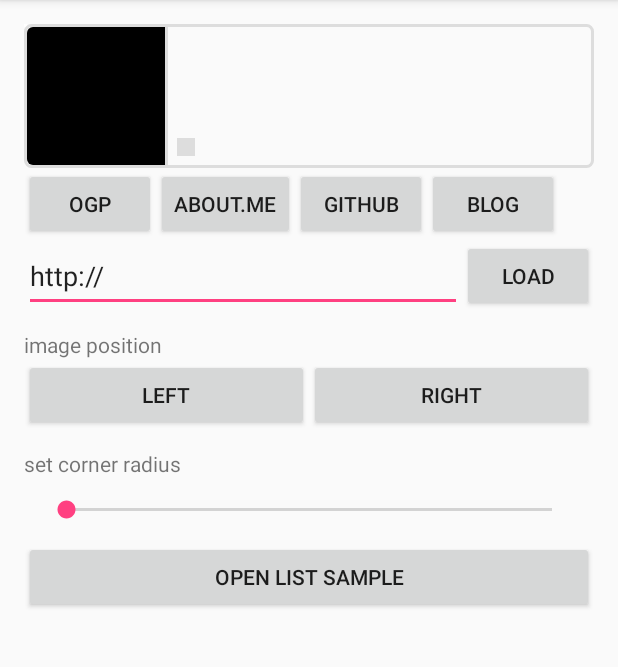
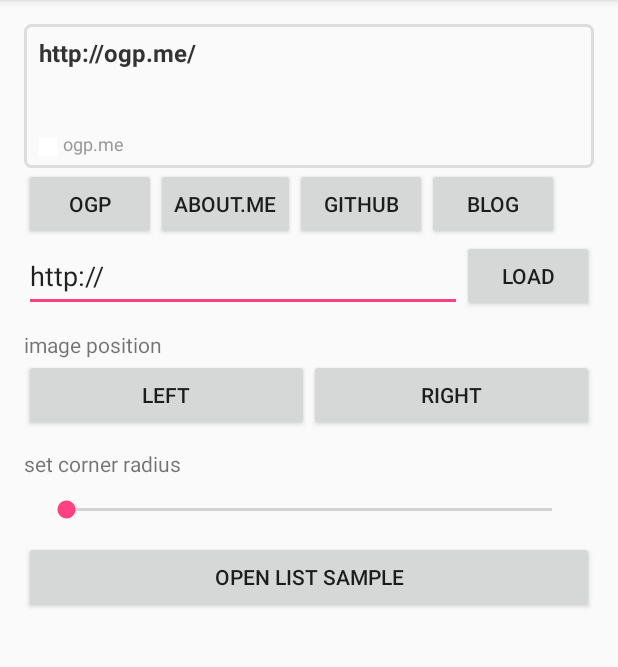
Before and after one commit to kaelaela/OpenGraphView, an Android app: the screen it shows after launch (MainActivity), on a phone screen of 412 x 824 dp, the part 84-751 px from its top. Run offline under Robolectric (Android 15) with nearby library versions, the phone set to English and light mode, and no system bars; network calls fail; pictures from the network do not load.

Commit message:
Fix url check

```diff
--- a/library/src/main/java/me/kaelaela/opengraphview/OpenGraphView.java
+++ b/library/src/main/java/me/kaelaela/opengraphview/OpenGraphView.java
@@ -12,8 +12,11 @@ import android.support.annotation.Nullable;
 import android.support.v4.content.ContextCompat;
 import android.text.TextUtils;
 import android.util.AttributeSet;
+import android.util.Log;
 import android.view.View;
 import android.view.ViewGroup;
+import android.webkit.URLUtil;
+import android.webkit.WebView;
 import android.widget.ImageView;
 import android.widget.RelativeLayout;
 import android.widget.TextView;
@@ -180,8 +183,8 @@ public class OpenGraphView extends RelativeLayout {
     }
 
     public void loadFrom(@Nullable final String url) {
-        setVisibility(TextUtils.isEmpty(url) ? GONE : VISIBLE);
-        if (TextUtils.isEmpty(url) || mSeparator == null || url.startsWith("http://") || url.startsWith("https://")) {
+        if (TextUtils.isEmpty(url) || mSeparator == null || !URLUtil.isNetworkUrl(url)) {
+            setVisibility(GONE);
             return;
         }
         mUri = Uri.parse(url);
```
